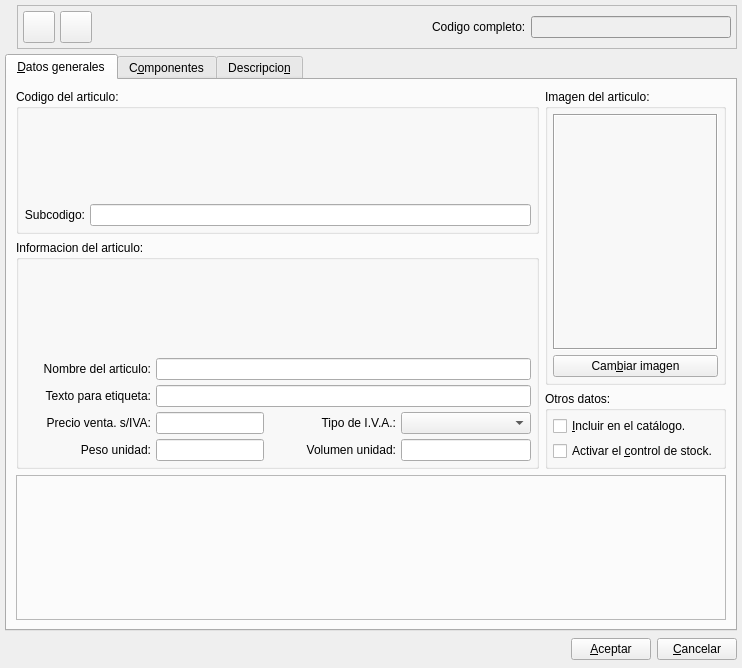
The window that bulmages/bulmafact/src/articleeditbase.ui (eboladev/Bulmages-1) describes before a commit, drawn with Qt 5.
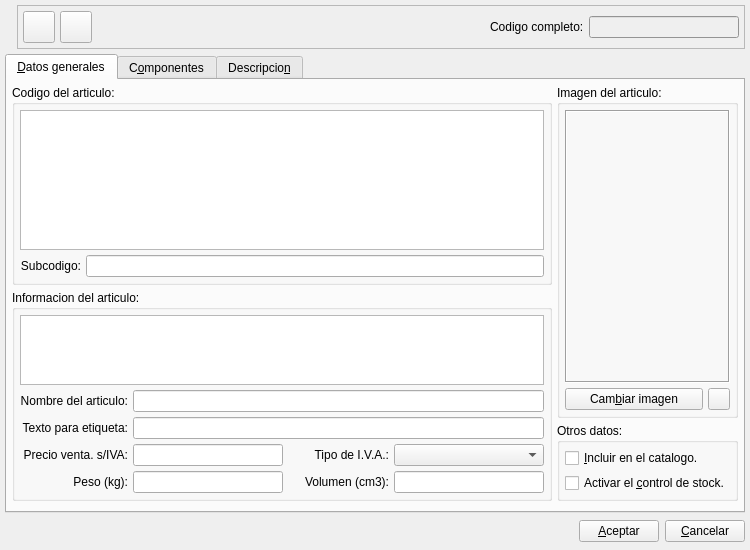
The same window after the commit. Icons and pictures are not drawn. Custom widgets are drawn as their Qt base class.

Commit message: Mejoras en la ficha de articulo. Mejoro el tratamiento de las imagenes asociadas al articulo. Ahora tambien se puede borrar la imagen.

What changed in the file:
```diff
--- a/bulmages/bulmafact/src/articleeditbase.ui
+++ b/bulmages/bulmafact/src/articleeditbase.ui
@@ -5,10 +5,16 @@
    <rect>
     <x>0</x>
     <y>0</y>
-    <width>742</width>
-    <height>668</height>
+    <width>750</width>
+    <height>550</height>
    </rect>
   </property>
+  <property name="minimumSize" >
+   <size>
+    <width>750</width>
+    <height>550</height>
+   </size>
+  </property>
   <property name="focusPolicy" >
    <enum>Qt::StrongFocus</enum>
   </property>
@@ -18,10 +24,7 @@
   <property name="windowIcon" >
    <iconset resource="../../bulmages.qrc" >:/Bulmafact48x48/images/png/48x48/i_bulmages_articulos.48x48.png</iconset>
   </property>
-  <layout class="QVBoxLayout" >
-   <property name="spacing" >
-    <number>5</number>
-   </property>
+  <layout class="QGridLayout" >
    <property name="leftMargin" >
     <number>5</number>
    </property>
@@ -34,7 +37,13 @@
    <property name="bottomMargin" >
     <number>5</number>
    </property>
-   <item>
+   <property name="horizontalSpacing" >
+    <number>5</number>
+   </property>
+   <property name="verticalSpacing" >
+    <number>5</number>
+   </property>
+   <item row="0" column="0" >
     <layout class="QHBoxLayout" >
      <property name="spacing" >
       <number>5</number>
@@ -171,6 +180,12 @@
         </item>
         <item>
          <widget class="QLabel" name="textLabel1" >
+          <property name="sizePolicy" >
+           <sizepolicy vsizetype="Fixed" hsizetype="Preferred" >
+            <horstretch>0</horstretch>
+            <verstretch>0</verstretch>
+           </sizepolicy>
+          </property>
           <property name="text" >
            <string>Codigo completo:</string>
           </property>
@@ -186,10 +201,16 @@
           </property>
           <property name="minimumSize" >
            <size>
-            <width>200</width>
+            <width>150</width>
             <height>0</height>
            </size>
           </property>
+          <property name="maximumSize" >
+           <size>
+            <width>150</width>
+            <height>16777215</height>
+           </size>
+          </property>
           <property name="palette" >
            <palette>
             <active>
@@ -669,7 +690,7 @@
      </item>
     </layout>
    </item>
-   <item>
+   <item row="1" column="0" >
     <widget class="QTabWidget" name="mui_tab" >
      <property name="currentIndex" >
       <number>0</number>
@@ -680,22 +701,22 @@
       </attribute>
       <layout class="QGridLayout" >
        <property name="leftMargin" >
-        <number>9</number>
+        <number>5</number>
        </property>
        <property name="topMargin" >
-        <number>9</number>
+        <number>5</number>
        </property>
        <property name="rightMargin" >
-        <number>9</number>
+        <number>5</number>
        </property>
        <property name="bottomMargin" >
-        <number>9</number>
+        <number>5</number>
        </property>
        <property name="horizontalSpacing" >
-        <number>6</number>
+        <number>5</number>
        </property>
        <property name="verticalSpacing" >
-        <number>6</number>
+        <number>5</number>
        </property>
        <item row="3" column="0" colspan="2" >
         <widget class="QFrame" name="m_frameplugin" >
@@ -738,22 +759,19 @@
            <number>5</number>
           </property>
           <item row="0" column="0" colspan="2" >
-           <widget class="BusquedaFamilia" native="1" name="mui_idfamilia" >
-            <property name="minimumSize" >
-             <size>
-              <width>0</width>
-              <height>74</height>
-             </size>
-            </property>
-            <property name="focusPolicy" >
-             <enum>Qt::StrongFocus</enum>
+           <widget class="BusquedaFamilia" name="mui_idfamilia" >
+            <property name="sizePolicy" >
+             <sizepolicy vsizetype="Preferred" hsizetype="Expanding" >
+              <horstretch>0</horstretch>
+              <verstretch>0</verstretch>
+             </sizepolicy>
             </property>
            </widget>
           </item>
           <item row="1" column="0" >
            <widget class="QLabel" name="textLabel1_2" >
             <property name="sizePolicy" >
-             <sizepolicy vsizetype="Preferred" hsizetype="Preferred" >
+             <sizepolicy vsizetype="Fixed" hsizetype="Preferred" >
               <horstretch>0</horstretch>
               <verstretch>0</verstretch>
              </sizepolicy>
@@ -785,65 +803,12 @@
          </layout>
         </widget>
        </item>
-       <item row="2" column="1" >
-        <widget class="QGroupBox" name="groupBox_3" >
-         <property name="sizePolicy" >
-          <sizepolicy vsizetype="Fixed" hsizetype="Preferred" >
-           <horstretch>0</horstretch>
-           <verstretch>0</verstretch>
-          </sizepolicy>
-         </property>
-         <property name="title" >
-          <string>Otros datos:</string>
-         </property>
-         <layout class="QVBoxLayout" >
-          <property name="spacing" >
-           <number>5</number>
-          </property>
-          <property name="leftMargin" >
-           <number>5</number>
-          </property>
-          <property name="topMargin" >
-           <number>5</number>
-          </property>
-          <property name="rightMargin" >
-           <number>5</number>
-          </property>
-          <property name="bottomMargin" >
-           <number>5</number>
-          </property>
-          <item>
-           <widget class="QCheckBox" name="mui_presentablearticulo" >
-            <property name="toolTip" >
-             <string>Incluir este articulo en el catalogo.</string>
-            </property>
-            <property name="text" >
-             <string>&amp;Incluir en el catálogo.</string>
-            </property>
-           </widget>
-          </item>
-          <item>
-           <widget class="QCheckBox" name="mui_controlstockarticulo" >
-            <property name="toolTip" >
-             <string>Activar el control de stock para este articulo.</string>
-            </property>
-            <property name="text" >
-             <string>Activar el &amp;control de stock.</string>
-            </property>
-           </widget>
-          </item>
-         </layout>
-        </widget>
-       </item>
        <item rowspan="2" row="0" column="1" >
         <widget class="QGroupBox" name="groupBox_4" >
          <property name="title" >
           <string>Imagen del articulo:</string>
          </property>
-         <layout class="QVBoxLayout" >
-          <property name="spacing" >
-           <number>5</number>
-          </property>
+         <layout class="QGridLayout" >
           <property name="leftMargin" >
            <number>5</number>
           </property>
@@ -856,8 +821,14 @@
           <property name="bottomMargin" >
            <number>5</number>
           </property>
-          <item>
-           <widget class="QLabel" name="m_imagen" >
+          <property name="horizontalSpacing" >
+           <number>5</number>
+          </property>
+          <property name="verticalSpacing" >
+           <number>5</number>
+          </property>
+          <item row="0" column="0" colspan="2" >
+           <widget class="QLabel" name="mui_imagen" >
             <property name="sizePolicy" >
              <sizepolicy vsizetype="Preferred" hsizetype="Preferred" >
               <horstretch>0</horstretch>
@@ -884,13 +855,44 @@
             </property>
            </widget>
           </item>
-          <item>
+          <item row="1" column="0" >
            <widget class="QPushButton" name="mui_cambiarimagen" >
             <property name="text" >
              <string>Cam&amp;biar imagen</string>
             </property>
            </widget>
           </item>
+          <item row="1" column="1" >
+           <widget class="QPushButton" name="mui_borrarimagen" >
+            <property name="minimumSize" >
+             <size>
+              <width>22</width>
+              <height>22</height>
+             </size>
+            </property>
+            <property name="maximumSize" >
+             <size>
+              <width>22</width>
+              <height>22</height>
+             </size>
+            </property>
+            <property name="toolTip" >
+             <string>Borrar imagen</string>
+            </property>
+            <property name="text" >
+             <string/>
+            </property>
+            <property name="icon" >
+             <iconset resource="../../bulmages.qrc" >:/Images/edit-delete.svg</iconset>
+            </property>
+            <property name="iconSize" >
+             <size>
+              <width>16</width>
+              <height>16</height>
+             </size>
+            </property>
+           </widget>
+          </item>
          </layout>
         </widget>
        </item>
@@ -925,117 +927,12 @@
            <number>5</number>
           </property>
           <item row="0" column="0" colspan="4" >
-           <widget class="BusquedaTipoArticulo" native="1" name="mui_idtipoarticulo" >
-            <property name="sizePolicy" >
-             <sizepolicy vsizetype="Expanding" hsizetype="Expanding" >
-              <horstretch>0</horstretch>
-              <verstretch>0</verstretch>
-             </sizepolicy>
-            </property>
-            <property name="minimumSize" >
-             <size>
-              <width>0</width>
-              <height>74</height>
-             </size>
-            </property>
-            <property name="focusPolicy" >
-             <enum>Qt::StrongFocus</enum>
-            </property>
-           </widget>
-          </item>
-          <item row="4" column="1" >
-           <widget class="QLineEdit" name="mui_pesoundarticulo" >
-            <property name="sizePolicy" >
-             <sizepolicy vsizetype="Fixed" hsizetype="Fixed" >
-              <horstretch>0</horstretch>
-              <verstretch>0</verstretch>
-             </sizepolicy>
-            </property>
-            <property name="focusPolicy" >
-             <enum>Qt::StrongFocus</enum>
-            </property>
-            <property name="alignment" >
-             <set>Qt::AlignRight</set>
-            </property>
-           </widget>
-          </item>
-          <item row="4" column="3" >
-           <widget class="QLineEdit" name="mui_volumenundarticulo" >
-            <property name="sizePolicy" >
-             <sizepolicy vsizetype="Preferred" hsizetype="Fixed" >
-              <horstretch>0</horstretch>
-              <verstretch>0</verstretch>
-             </sizepolicy>
-            </property>
-            <property name="minimumSize" >
-             <size>
-              <width>130</width>
-              <height>0</height>
-             </size>
-            </property>
-            <property name="focusPolicy" >
-             <enum>Qt::StrongFocus</enum>
-            </property>
-            <property name="alignment" >
-             <set>Qt::AlignRight</set>
-            </property>
-           </widget>
-          </item>
-          <item row="4" column="0" >
-           <widget class="QLabel" name="textLabel3_2_4" >
-            <property name="sizePolicy" >
-             <sizepolicy vsizetype="Preferred" hsizetype="Preferred" >
-              <horstretch>0</horstretch>
-              <verstretch>0</verstretch>
-             </sizepolicy>
-            </property>
-            <property name="text" >
-             <string>Peso unidad:</string>
-            </property>
-            <property name="alignment" >
-             <set>Qt::AlignRight|Qt::AlignTrailing|Qt::AlignVCenter</set>
-            </property>
-           </widget>
-          </item>
-          <item row="3" column="1" >
-           <widget class="QLineEdit" name="mui_pvparticulo" >
-            <property name="sizePolicy" >
-             <sizepolicy vsizetype="Fixed" hsizetype="Fixed" >
-              <horstretch>0</horstretch>
-              <verstretch>0</verstretch>
-             </sizepolicy>
-            </property>
-            <property name="focusPolicy" >
-             <enum>Qt::StrongFocus</enum>
-            </property>
-            <property name="alignment" >
-             <set>Qt::AlignRight</set>
-            </property>
-           </widget>
-          </item>
-          <item row="3" column="0" >
-           <widget class="QLabel" name="textLabel3_2_3" >
-            <property name="sizePolicy" >
-             <sizepolicy vsizetype="Preferred" hsizetype="Preferred" >
-              <horstretch>0</horstretch>
-              <verstretch>0</verstretch>
-             </sizepolicy>
-            </property>
-            <property name="text" >
-             <string>Precio venta. s/IVA:</string>
-            </property>
-            <property name="alignment" >
-             <set>Qt::AlignRight|Qt::AlignTrailing|Qt::AlignVCenter</set>
-            </property>
-           </widget>
-          </item>
-          <item row="1" column="1" colspan="3" >
-           <widget class="QLineEdit" name="mui_nomarticulo" />
+           <widget class="BusquedaTipoArticulo" name="mui_idtipoarticulo" />
           </item>
           <item row="1" column="0" >
            <widget class="QLabel" name="textLabel2" >
             <property name="sizePolicy" >
-             <sizepolicy vsizetype="Preferred" hsizetype="Preferred" >
+             <sizepolicy vsizetype="Fixed" hsizetype="Preferred" >
               <horstretch>0</horstretch>
               <verstretch>0</verstretch>
              </sizepolicy>
@@ -1046,22 +943,21 @@
             <property name="alignment" >
              <set>Qt::AlignRight|Qt::AlignTrailing|Qt::AlignVCenter</set>
             </property>
-           </widget>
-          </item>
-          <item row="2" column="1" colspan="3" >
-           <widget class="QLineEdit" name="mui_abrevarticulo" >
-            <property name="enabled" >
-             <bool>true</bool>
+            <property name="buddy" >
+             <cstring>mui_nomarticulo</cstring>
             </property>
            </widget>
           </item>
+          <item row="1" column="1" colspan="3" >
+           <widget class="QLineEdit" name="mui_nomarticulo" />
+          </item>
           <item row="2" column="0" >
            <widget class="QLabel" name="textLabel12" >
             <property name="enabled" >
              <bool>true</bool>
             </property>
             <property name="sizePolicy" >
-             <sizepolicy vsizetype="Preferred" hsizetype="Preferred" >
+             <sizepolicy vsizetype="Fixed" hsizetype="Preferred" >
               <horstretch>0</horstretch>
               <verstretch>0</verstretch>
              </sizepolicy>
@@ -1074,42 +970,55 @@
             </property>
            </widget>
           </item>
-          <item row="4" column="2" >
-           <widget class="QLabel" name="textLabel3_2_5" >
+          <item row="2" column="1" colspan="3" >
+           <widget class="QLineEdit" name="mui_abrevarticulo" >
+            <property name="enabled" >
+             <bool>true</bool>
+            </property>
+           </widget>
+          </item>
+          <item row="3" column="0" >
+           <widget class="QLabel" name="textLabel3_2_3" >
             <property name="sizePolicy" >
-             <sizepolicy vsizetype="Preferred" hsizetype="Preferred" >
+             <sizepolicy vsizetype="Fixed" hsizetype="Preferred" >
               <horstretch>0</horstretch>
               <verstretch>0</verstretch>
              </sizepolicy>
             </property>
             <property name="text" >
-             <string>Volumen unidad:</string>
+             <string>Precio venta. s/IVA:</string>
             </property>
             <property name="alignment" >
              <set>Qt::AlignRight|Qt::AlignTrailing|Qt::AlignVCenter</set>
             </property>
            </widget>
           </item>
-          <item row="3" column="3" >
-           <widget class="BusquedaTipoIva" name="mui_idtipo_iva" >
+          <item row="3" column="1" >
+           <widget class="QLineEdit" name="mui_pvparticulo" >
             <property name="sizePolicy" >
-             <sizepolicy vsizetype="Preferred" hsizetype="Fixed" >
+             <sizepolicy vsizetype="Fixed" hsizetype="Fixed" >
               <horstretch>0</horstretch>
               <verstretch>0</verstretch>
              </sizepolicy>
             </property>
             <property name="minimumSize" >
              <size>
-              <width>130</width>
+              <width>150</width>
               <height>0</height>
              </size>
             </property>
+            <property name="focusPolicy" >
+             <enum>Qt::StrongFocus</enum>
+            </property>
+            <property name="alignment" >
+             <set>Qt::AlignRight</set>
+            </property>
            </widget>
           </item>
           <item row="3" column="2" >
            <widget class="QLabel" name="textLabel10" >
             <property name="sizePolicy" >
-             <sizepolicy vsizetype="Preferred" hsizetype="Preferred" >
+             <sizepolicy vsizetype="Fixed" hsizetype="Preferred" >
               <horstretch>0</horstretch>
               <verstretch>0</verstretch>
              </sizepolicy>
@@ -1122,9 +1031,167 @@
             </property>
            </widget>
           </item>
+          <item row="3" column="3" >
+           <widget class="BusquedaTipoIva" name="mui_idtipo_iva" >
+            <property name="sizePolicy" >
+             <sizepolicy vsizetype="Preferred" hsizetype="Fixed" >
+              <horstretch>0</horstretch>
+              <verstretch>0</verstretch>
+             </sizepolicy>
+            </property>
+            <property name="minimumSize" >
+             <size>
+              <width>150</width>
+              <height>0</height>
+             </size>
+            </property>
+           </widget>
+          </item>
+          <item row="4" column="0" >
+           <widget class="QLabel" name="textLabel3_2_4" >
+            <property name="sizePolicy" >
+             <sizepolicy vsizetype="Fixed" hsizetype="Preferred" >
+              <horstretch>0</horstretch>
+              <verstretch>0</verstretch>
+             </sizepolicy>
+            </property>
+            <property name="text" >
+             <string>Peso (kg):</string>
+            </property>
+            <property name="alignment" >
+             <set>Qt::AlignRight|Qt::AlignTrailing|Qt::AlignVCenter</set>
+            </property>
+            <property name="buddy" >
+             <cstring>mui_pesoundarticulo</cstring>
+            </property>
+           </widget>
+          </item>
+          <item row="4" column="1" >
+           <widget class="QLineEdit" name="mui_pesoundarticulo" >
+            <property name="sizePolicy" >
+             <sizepolicy vsizetype="Fixed" hsizetype="Fixed" >
+              <horstretch>0</horstretch>
+              <verstretch>0</verstretch>
+             </sizepolicy>
+            </property>
+            <property name="minimumSize" >
+             <size>
+              <width>150</width>
+              <height>0</height>
+             </size>
+            </property>
+            <property name="focusPolicy" >
+             <enum>Qt::StrongFocus</enum>
+            </property>
+            <property name="alignment" >
+             <set>Qt::AlignRight</set>
+            </property>
+           </widget>
+          </item>
+          <item row="4" column="2" >
+           <widget class="QLabel" name="textLabel3_2_5" >
+            <property name="sizePolicy" >
+             <sizepolicy vsizetype="Fixed" hsizetype="Preferred" >
+              <horstretch>0</horstretch>
+              <verstretch>0</verstretch>
+             </sizepolicy>
+            </property>
+            <property name="text" >
+             <string>Volumen (cm3):</string>
+            </property>
+            <property name="alignment" >
+             <set>Qt::AlignRight|Qt::AlignTrailing|Qt::AlignVCenter</set>
+            </property>
+            <property name="buddy" >
+             <cstring>mui_volumenundarticulo</cstring>
+            </property>
+           </widget>
+          </item>
+          <item row="4" column="3" >
+           <widget class="QLineEdit" name="mui_volumenundarticulo" >
+            <property name="sizePolicy" >
+             <sizepolicy vsizetype="Preferred" hsizetype="Fixed" >
+              <horstretch>0</horstretch>
+              <verstretch>0</verstretch>
+             </sizepolicy>
+            </property>
+            <property name="minimumSize" >
+             <size>
+              <width>150</width>
+              <height>0</height>
+             </size>
+            </property>
+            <property name="focusPolicy" >
+             <enum>Qt::StrongFocus</enum>
+            </property>
+            <property name="alignment" >
+             <set>Qt::AlignRight</set>
+            </property>
+           </widget>
+          </item>
          </layout>
         </widget>
        </item>
+       <item row="2" column="1" >
+        <widget class="QGroupBox" name="groupBox_3" >
+         <property name="sizePolicy" >
+          <sizepolicy vsizetype="Fixed" hsizetype="Preferred" >
+           <horstretch>0</horstretch>
+           <verstretch>0</verstretch>
+          </sizepolicy>
+         </property>
+         <property name="title" >
+          <string>Otros datos:</string>
+         </property>
+         <layout class="QVBoxLayout" >
+          <property name="spacing" >
+           <number>5</number>
+          </property>
+          <property name="leftMargin" >
+           <number>5</number>
+          </property>
+          <property name="topMargin" >
+           <number>5</number>
+          </property>
+          <property name="rightMargin" >
+           <number>5</number>
+          </property>
+          <property name="bottomMargin" >
+           <number>5</number>
+          </property>
+          <item>
+           <widget class="QCheckBox" name="mui_presentablearticulo" >
+            <property name="toolTip" >
+             <string>Incluir este articulo en el catalogo.</string>
+            </property>
+            <property name="text" >
+             <string>&amp;Incluir en el catalogo.</string>
+            </property>
+           </widget>
+          </item>
+          <item>
+           <widget class="QCheckBox" name="mui_controlstockarticulo" >
+            <property name="toolTip" >
+             <string>Activar el control de stock para este articulo.</string>
+            </property>
+            <property name="text" >
+             <string>Activar el &amp;control de stock.</string>
+            </property>
+           </widget>
+          </item>
+         </layout>
+        </widget>
+       </item>
+       <item row="3" column="0" colspan="2" >
+        <widget class="QFrame" name="m_frameplugin" >
+         <property name="frameShape" >
+          <enum>QFrame::StyledPanel</enum>
+         </property>
+         <property name="frameShadow" >
+          <enum>QFrame::Raised</enum>
+         </property>
+        </widget>
+       </item>
       </layout>
      </widget>
      <widget class="QWidget" name="Tab2" >
@@ -1179,7 +1246,7 @@
      </widget>
     </widget>
    </item>
-   <item>
+   <item row="2" column="0" >
     <layout class="QHBoxLayout" >
      <property name="spacing" >
       <number>6</number>
@@ -1229,11 +1296,6 @@
  </widget>
  <layoutdefault spacing="2" margin="2" />
  <customwidgets>
-  <customwidget>
-   <class>BusquedaTipoArticulo</class>
-   <extends>QWidget</extends>
-   <header>busquedatipoarticulo.h</header>
-  </customwidget>
   <customwidget>
    <class>BusquedaTipoIva</class>
    <extends>QComboBox</extends>
@@ -1246,9 +1308,14 @@
   </customwidget>
   <customwidget>
    <class>BusquedaFamilia</class>
-   <extends>QWidget</extends>
+   <extends>QTextEdit</extends>
    <header>busquedafamilia.h</header>
   </customwidget>
+  <customwidget>
+   <class>BusquedaTipoArticulo</class>
+   <extends>QTextEdit</extends>
+   <header>busquedatipoarticulo.h</header>
+  </customwidget>
  </customwidgets>
  <tabstops>
   <tabstop>mui_guardar</tabstop>
```
Left out of the diff: 44 changed lines with no effect on the pictures. The commit also changes 2 other files.
